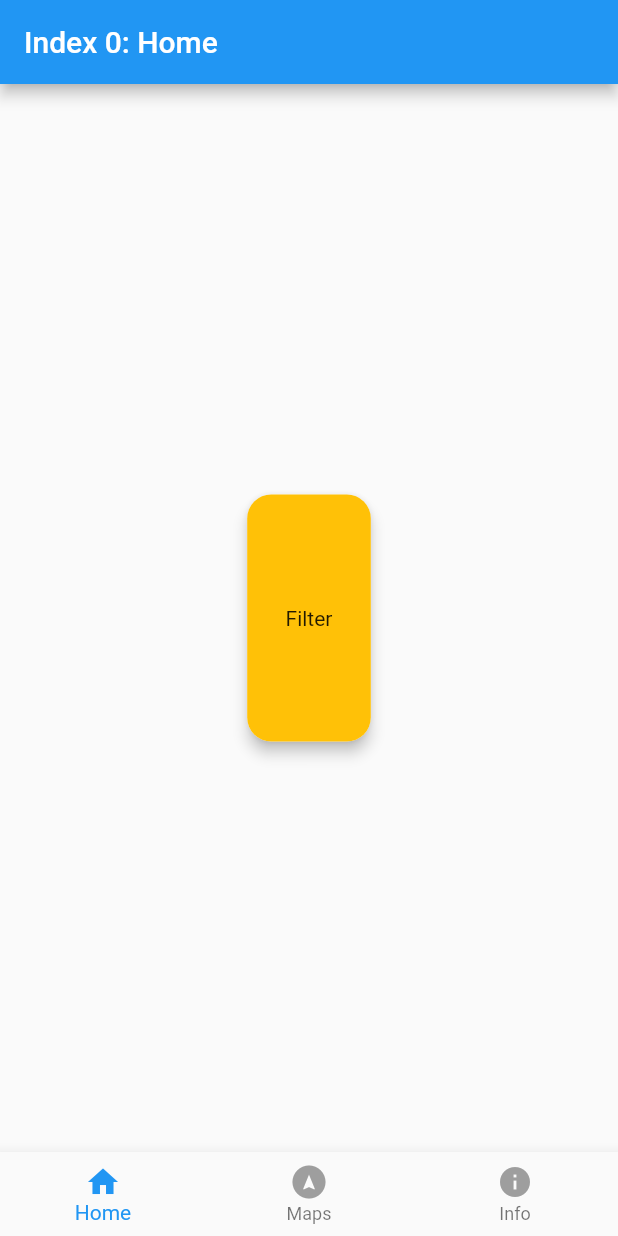
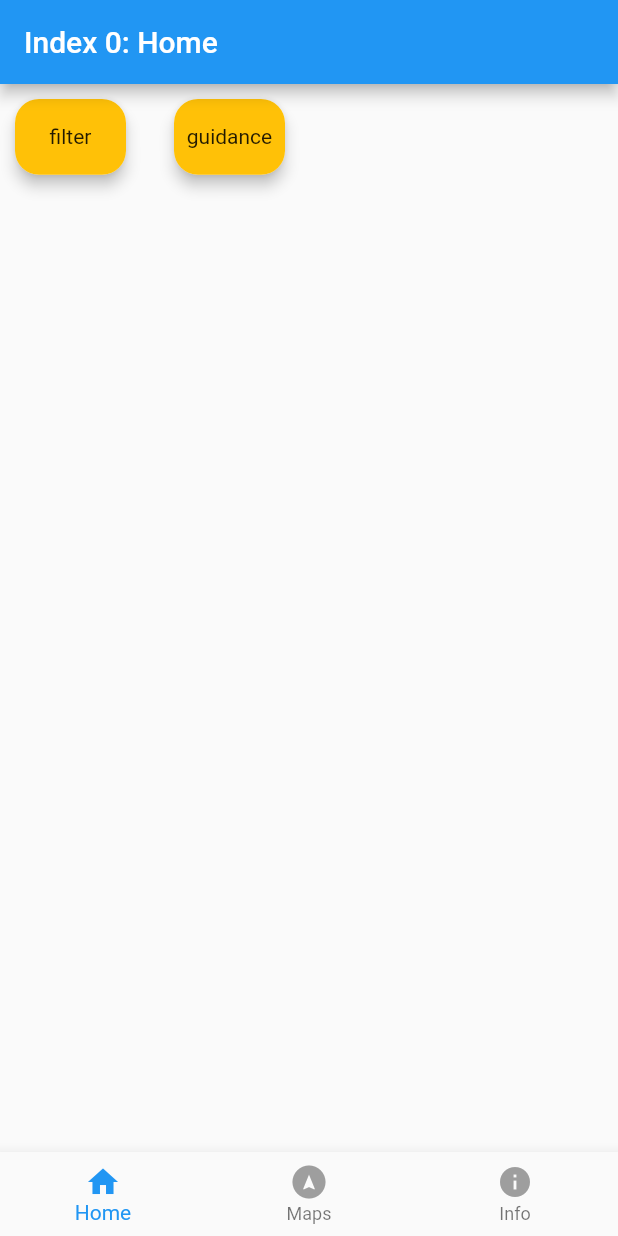
Before and after one commit to finani/EasyRobotics, a Flutter app: the screen it shows after launch, on a phone screen of 412 x 824 dp. Run offline on Flutter 3.47's test engine with Material 2 defaults, Android fonts, the phone set to English and light mode, and no system bars; our stand-ins replace plugin_platform_interface, qr_flutter, syncfusion_flutter_charts, syncfusion_flutter_sliders; missing offline and left inert: dart:ffi, syncfusion_flutter_core.

Commit message:
add grid view, template methods

```diff
--- a/example/lib/src/layouts/tab_navigator.dart
+++ b/example/lib/src/layouts/tab_navigator.dart
@@ -1,15 +1,11 @@
 import 'package:flutter/material.dart';
 
 import 'package:easy_robotics/src/layouts/tab_item.dart';
+import 'package:easy_robotics/src/layouts/tab_navigator_routes.dart';
 import 'package:easy_robotics/src/pages/home.dart';
 import 'package:easy_robotics/src/pages/info.dart';
 import 'package:easy_robotics/src/pages/maps.dart';
 import 'package:easy_robotics/src/pages/methods.dart';
-
-class TabNavigatorRoutes {
-  static const String root = '/';
-  static const String filter = '/filter';
-}
 
 class TabNavigator extends StatelessWidget {
   const TabNavigator({
@@ -55,6 +51,12 @@ class TabNavigator extends StatelessWidget {
                 itemKey: itemKey,
                 onPush: _push,
               ),
+          TabNavigatorRoutes.guidance: (context) => Methods(
+                appBarColor: appBarColor,
+                route: TabNavigatorRoutes.guidance,
+                itemKey: itemKey,
+                onPush: _push,
+              ),
         };
       case TabItem.maps:
         return {
--- /dev/null
+++ b/example/lib/src/layouts/tab_navigator_routes.dart
@@ -0,0 +1,12 @@
+class TabNavigatorRoutes {
+  static const String root = '/';
+  static const String filter = '/filter';
+  static const String guidance = '/guidance';
+
+  static List<String> getTabNavigatorRoutesList() {
+    return [
+      TabNavigatorRoutes.filter,
+      TabNavigatorRoutes.guidance,
+    ];
+  }
+}
--- a/example/lib/src/pages/filter/filter_item.dart
+++ b/example/lib/src/pages/filter/filter_item.dart
@@ -1,16 +1,23 @@
 enum FilterItem {
-  filter,
-  firstOrderFilter;
+  firstOrderFilter,
+  secondOrderFilter;
 
   @override
   String toString() {
     switch (this) {
-      case FilterItem.filter:
-        return 'Filter';
       case FilterItem.firstOrderFilter:
         return 'First Order Filter';
+      case FilterItem.secondOrderFilter:
+        return 'Second Order Filter';
       default:
         return 'Unknown Filter Item';
     }
   }
+
+  static List<FilterItem> getFilterItemList() {
+    return [
+      FilterItem.firstOrderFilter,
+      FilterItem.secondOrderFilter,
+    ];
+  }
 }
--- a/example/lib/src/pages/filter/first_order_filter.dart
+++ b/example/lib/src/pages/filter/first_order_filter.dart
@@ -72,7 +72,7 @@ class _FirstOrderFilterState extends State<FirstOrderFilter> {
   Widget build(BuildContext context) {
     return Scaffold(
       appBar: AppBar(
-        title: const Text("Index 01: FirstOrderFilter"),
+        title: const Text("Index 01: First Order Filter"),
         backgroundColor: widget.appBarColor,
       ),
       body: Center(
--- a/example/lib/src/pages/home.dart
+++ b/example/lib/src/pages/home.dart
@@ -1,8 +1,7 @@
 import 'package:flutter/material.dart';
 
 import 'package:easy_robotics/src/data/common_types.dart';
-import 'package:easy_robotics/src/layouts/tab_navigator.dart';
-import 'package:easy_robotics/src/pages/filter/filter_item.dart';
+import 'package:easy_robotics/src/layouts/tab_navigator_routes.dart';
 import 'package:easy_robotics/src/widgets/item_card.dart';
 
 class Home extends StatelessWidget {
@@ -22,15 +21,26 @@ class Home extends StatelessWidget {
         title: const Text("Index 0: Home"),
         backgroundColor: appBarColor,
       ),
-      body: Center(
-        child: buildItemCard(
-          context,
-          route: TabNavigatorRoutes.filter,
-          itemKey: FilterItem.filter,
-          onPush: onPush,
-          cardHeightRatio: 0.2,
-          cardWidthRatio: 0.2,
+      body: GridView.builder(
+        physics: const NeverScrollableScrollPhysics(),
+        shrinkWrap: true,
+        gridDelegate: const SliverGridDelegateWithFixedCrossAxisCount(
+          crossAxisCount: 4,
+          mainAxisSpacing: 16,
+          crossAxisSpacing: 12,
+          childAspectRatio: 4 / 3,
         ),
+        itemCount: TabNavigatorRoutes.getTabNavigatorRoutesList().length,
+        itemBuilder: (context, index) {
+          return buildItemCard(
+            context,
+            route: TabNavigatorRoutes.getTabNavigatorRoutesList()[index],
+            itemKey: "",
+            onPush: onPush,
+            cardHeightRatio: 0.2,
+            cardWidthRatio: 0.2,
+          );
+        },
       ),
     );
   }
--- a/example/lib/src/widgets/item_card.dart
+++ b/example/lib/src/widgets/item_card.dart
@@ -37,7 +37,7 @@ Widget buildItemCard(BuildContext context,
           child: Row(
             mainAxisAlignment: MainAxisAlignment.center,
             children: [
-              Text(itemKey.toString()),
+              Text(itemKey == "" ? route.substring(1) : itemKey.toString()),
             ],
           ),
         ),
```
Also changed, not shown: example/lib/src/pages/methods.dart (+32 -7 lines).
